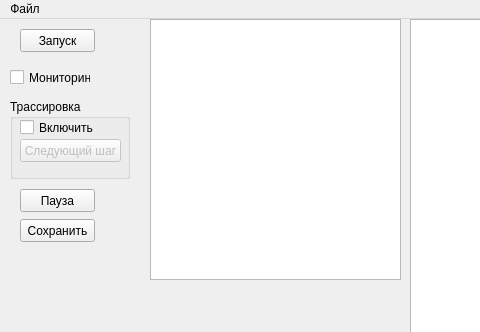
First picture: the form in mainwindow.ui, repository Vad118/server, before the edit; both pictures show x 0 to 480 and y 0 to 332 of the 1106 by 573 pixel window.
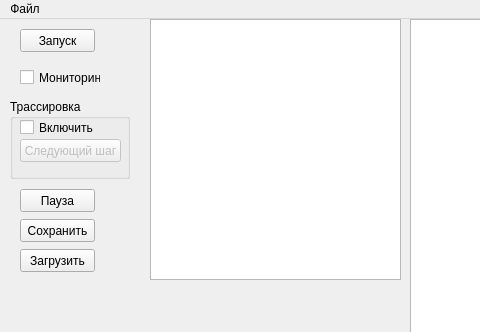
Second picture: the form after the edit.

Patch:
```diff
--- a/mainwindow.ui
+++ b/mainwindow.ui
@@ -53,7 +53,7 @@
    <widget class="QCheckBox" name="checkBox">
     <property name="geometry">
      <rect>
-      <x>10</x>
+      <x>20</x>
       <y>50</y>
       <width>81</width>
       <height>17</height>
@@ -131,6 +131,19 @@
      <string>Сохранить</string>
     </property>
    </widget>
+   <widget class="QPushButton" name="pushButton_4">
+    <property name="geometry">
+     <rect>
+      <x>20</x>
+      <y>230</y>
+      <width>75</width>
+      <height>23</height>
+     </rect>
+    </property>
+    <property name="text">
+     <string>Загрузить</string>
+    </property>
+   </widget>
   </widget>
   <widget class="QMenuBar" name="menuBar">
    <property name="geometry">
```
